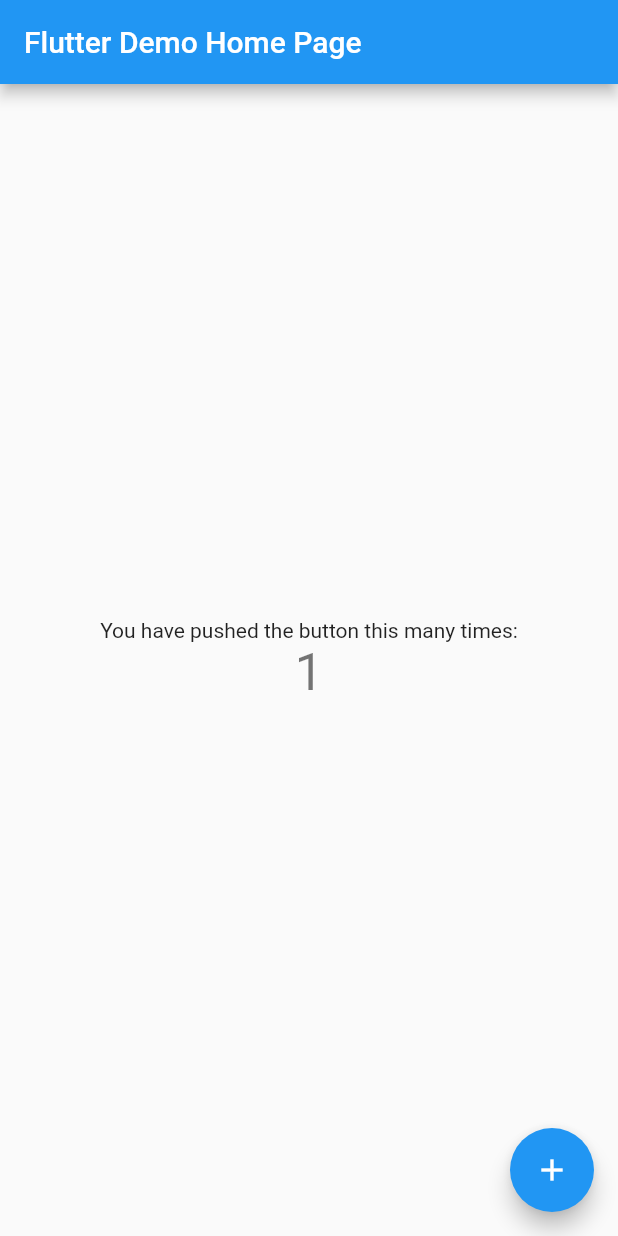
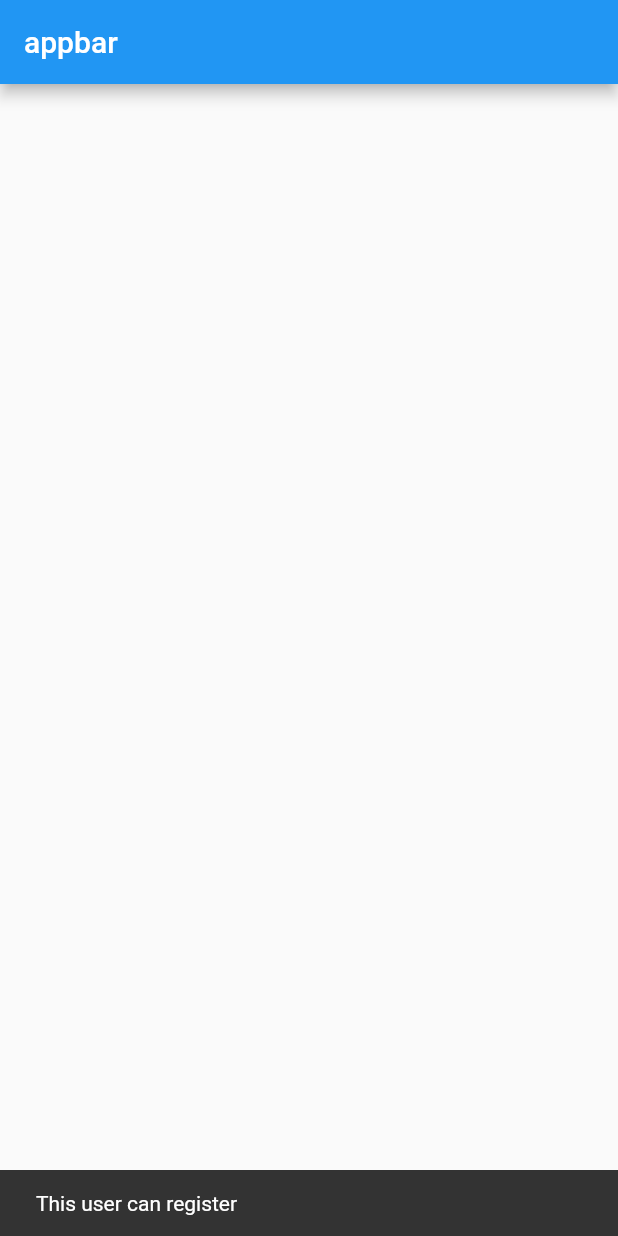
Before and after one commit to Codeessed/Data-App, a Flutter app: the screen it shows after launch, after a tap on the "add" icon, on a phone screen of 412 x 824 dp. Run offline on Flutter 3.47's test engine with Material 2 defaults, Android fonts, the phone set to English and light mode, and no system bars; our stand-ins replace cloud_firestore, firebase_core; accounts and stored records are empty.

```diff
--- /dev/null
+++ b/lib/common/base_view_model.dart
@@ -0,0 +1,20 @@
+import 'package:flutter/cupertino.dart';
+import '../helpers/app_state.dart';
+
+class BaseViewModel extends ChangeNotifier {
+  AppState _appState = AppState.idle;
+  AppState get appState => _appState;
+
+  String _errorMessage = "";
+  String get errorMessage => _errorMessage;
+
+  void setErrorMessage(String msg) {
+    _errorMessage = msg;
+    notifyListeners();
+  }
+
+  void setAppState(AppState state) {
+    _appState = state;
+    notifyListeners();
+  }
+}
--- /dev/null
+++ b/lib/helpers/app_state.dart
@@ -0,0 +1,4 @@
+enum AppState{
+  idle,
+  loading
+}
--- a/lib/main.dart
+++ b/lib/main.dart
@@ -1,7 +1,25 @@
+import 'dart:collection';
+
+import 'package:data_app/model/data_model/users_response_model.dart';
+import 'package:data_app/presentation/viewmodel/user_viewmodel.dart';
 import 'package:flutter/material.dart';
+import 'package:provider/provider.dart';
+import 'package:firebase_core/firebase_core.dart';
+import 'package:cloud_firestore/cloud_firestore.dart';
 
-void main() {
-  runApp(const MyApp());
+void main() async {
+  WidgetsFlutterBinding.ensureInitialized();
+  await Firebase.initializeApp();
+  runApp(
+    MultiProvider(
+      providers: [
+        ChangeNotifierProvider(create: (context) => UserViewModel()),
+      ],
+      child: const MyApp()
+    )
+      // const MyApp()
+  );
+  // runApp(const MyApp());
 }
 
 class MyApp extends StatelessWidget {
@@ -13,15 +31,6 @@ class MyApp extends StatelessWidget {
     return MaterialApp(
       title: 'Flutter Demo',
       theme: ThemeData(
-        // This is the theme of your application.
-        //
-        // Try running your application with "flutter run". You'll see the
-        // application has a blue toolbar. Then, without quitting the app, try
-        // changing the primarySwatch below to Colors.green and then invoke
-        // "hot reload" (press "r" in the console where you ran "flutter run",
-        // or simply save your changes to "hot reload" in a Flutter IDE).
-        // Notice that the counter didn't reset back to zero; the application
-        // is not restarted.
         primarySwatch: Colors.blue,
       ),
       home: const MyHomePage(title: 'Flutter Demo Home Page'),
@@ -32,15 +41,6 @@ class MyApp extends StatelessWidget {
 class MyHomePage extends StatefulWidget {
   const MyHomePage({super.key, required this.title});
 
-  // This widget is the home page of your application. It is stateful, meaning
-  // that it has a State object (defined below) that contains fields that affect
-  // how it looks.
-
-  // This class is the configuration for the state. It holds the values (in this
-  // case the title) provided by the parent (in this case the App widget) and
-  // used by the build method of the State. Fields in a Widget subclass are
-  // always marked "final".
-
   final String title;
 
   @override
@@ -48,68 +48,114 @@ class MyHomePage extends StatefulWidget {
 }
 
 class _MyHomePageState extends State<MyHomePage> {
-  int _counter = 0;
 
-  void _incrementCounter() {
-    setState(() {
-      // This call to setState tells the Flutter framework that something has
-      // changed in this State, which causes it to rerun the build method below
-      // so that the display can reflect the updated values. If we changed
-      // _counter without calling setState(), then the build method would not be
-      // called again, and so nothing would appear to happen.
-      _counter++;
-    });
+  // final CollectionReference _users = FirebaseFirestore.instance.collection('users_data');
+  // List<UserModel>? _usersList = [];
+
+  // getUsers() async {
+  //   await _users.get().then((QuerySnapshot querySnapshot){
+  //     _usersList?.addAll(querySnapshot.docs.map((e) => UserModel.fromDocument(e)));
+  //   });
+  //   print(_usersList);
+  // }
+
+  @override
+  void initState() {
+    getUsers();
+    super.initState();
   }
 
   @override
   Widget build(BuildContext context) {
-    // This method is rerun every time setState is called, for instance as done
-    // by the _incrementCounter method above.
-    //
-    // The Flutter framework has been optimized to make rerunning build methods
-    // fast, so that you can just rebuild anything that needs updating rather
-    // than having to individually change instances of widgets.
+    UserViewModel userViewModel = context.watch<UserViewModel>();
+    // userViewModel.getUsers();
+
+    // () async {
+    //   _usersList = await userViewModel.allUsers;
+    // };
+    // userViewModel.getUsers();
+
+
+    // getResources() {
+    //   resources = context.read<ResourceViewModel>().getAllResources();
+    // }
+
+    // getUsers();
+
+    // _usersList = userViewModel.getUsers() as List<UserModel>;
+
+    //   return Scaffold(
+  //     appBar: AppBar(title: Text('appbar'),),
+  //     body: Container(
+  //       color: Colors.amber,
+  //     ),
+  //   );
+
+    // return Scaffold(
+    //   body: StreamBuilder(
+    //     stream: _users.snapshots(),
+    //     builder: (BuildContext context, AsyncSnapshot<QuerySnapshot<Object?>> snapshot) {
+    //       if(snapshot.hasData){
     return Scaffold(
-      appBar: AppBar(
-        // Here we take the value from the MyHomePage object that was created by
-        // the App.build method, and use it to set our appbar title.
-        title: Text(widget.title),
+      appBar: AppBar(title: Text('appbar')),
+      body: Column(
+        children: [
+          Flexible(
+            fit: FlexFit.loose,
+            child: ListView.builder(
+                itemCount: userViewModel.allUsers.length,
+                itemBuilder: (context, index){
+                  // print(_usersList);
+                  // print('object');
+                  // final DocumentSnapshot documentSnapshot = snapshot.data!.docs[index];
+                  // final List<QueryDocumentSnapshot<Object?>> documentSnapsho = snapshot.data!.docs;
+
+                  return ListTile(
+                    title: Text(userViewModel.allUsers[index].phone_number) ,
+                    subtitle: Text(userViewModel.allUsers[index].email),
+                    trailing: ElevatedButton.icon(
+                      icon: Icon(Icons.update),
+                      onPressed: () async {
+                        // doc(documentSnapshot.id).delete();
+                        // .update({"email": 'new kasdfa'});
+                      },
+                      label: const Text('Update'),
+                    ),
+                  );
+                }
+            ),
+          ),
+          IconButton(
+              onPressed: () async {
+                var existing = await userViewModel.userExisting(UserModel(email: "e", username: 'use1', phone_number: 'phoe', password: 'fpasswrd', interests: ['as', 'f2']));
+                print(existing);
+                ScaffoldMessenger.of(context)..removeCurrentSnackBar()..showSnackBar(SnackBar(content: Text(existing.isNotEmpty ? 'This ${existing[0]} already exists': 'This user can register')));
+              },
+              icon: const Icon(Icons.add)
+          )
+
+        ],
       ),
-      body: Center(
-        // Center is a layout widget. It takes a single child and positions it
-        // in the middle of the parent.
-        child: Column(
-          // Column is also a layout widget. It takes a list of children and
-          // arranges them vertically. By default, it sizes itself to fit its
-          // children horizontally, and tries to be as tall as its parent.
-          //
-          // Invoke "debug painting" (press "p" in the console, choose the
-          // "Toggle Debug Paint" action from the Flutter Inspector in Android
-          // Studio, or the "Toggle Debug Paint" command in Visual Studio Code)
-          // to see the wireframe for each widget.
-          //
-          // Column has various properties to control how it sizes itself and
-          // how it positions its children. Here we use mainAxisAlignment to
-          // center the children vertically; the main axis here is the vertical
-          // axis because Columns are vertical (the cross axis would be
-          // horizontal).
-          mainAxisAlignment: MainAxisAlignment.center,
-          children: <Widget>[
-            const Text(
-              'You have pushed the button this many times:',
-            ),
-            Text(
-              '$_counter',
-              style: Theme.of(context).textTheme.headlineMedium,
-            ),
-          ],
-        ),
-      ),
-      floatingActionButton: FloatingActionButton(
-        onPressed: _incrementCounter,
-        tooltip: 'Increment',
-        child: const Icon(Icons.add),
-      ), // This trailing comma makes auto-formatting nicer for build methods.
     );
+
+
+    // }
+          // return const Center(
+          //   child: CircularProgressIndicator(),
+          // );
+        // },
+      // ),
+    // );
+
   }
+
+  // Future<void> getUsers() async {
+  //   _usersList = await context.read<UserViewModel>().getUsers();
+  //   // print(_usersList);
+  // }
+
+  getUsers() {
+    context.read<UserViewModel>().getUsers();
+  }
+
 }
--- /dev/null
+++ b/lib/model/data_model/users_response_model.dart
@@ -0,0 +1,47 @@
+
+import 'package:cloud_firestore/cloud_firestore.dart';
+
+class UserModel{
+  String email;
+  String username;
+  String phone_number;
+  String password;
+  List? interests;
+  // String id;
+
+  UserModel({
+    required this.email,
+    required this.username,
+    required this.phone_number,
+    required this.password,
+    this.interests,
+    // required this.id
+});
+
+  factory UserModel.fromJson(Map<String, dynamic> json) {
+    return UserModel(
+      email: json['email'] ?? '',
+      username: json['username'] ?? '',
+      phone_number: json['phone_number'] ?? '',
+      password: json['password'] ?? '',
+      interests: json['interests'] ?? [],
+      // interests: json['interests'] is Iterable ? List.from(json['interests']): null,
+      // id: json['id'],
+    );
+  }
+
+  factory UserModel.fromDocument(QueryDocumentSnapshot<Object?> documentSnapshot) {
+    final data = documentSnapshot.data()! as Map<String, dynamic>;
+    return UserModel.fromJson(data);
+        // .copyWith(id: doc.id);
+  }
+
+  Map<String, dynamic> toJson() => {
+    "email": email,
+    "username": username,
+    "phone_number": phone_number,
+    "password": password,
+    "interests": interests,
+  };
+
+}
--- /dev/null
+++ b/lib/presentation/viewmodel/user_viewmodel.dart
@@ -0,0 +1,95 @@
+
+import 'package:cloud_firestore/cloud_firestore.dart';
+import 'package:data_app/common/base_view_model.dart';
+import 'package:data_app/model/data_model/users_response_model.dart';
+import 'package:flutter/foundation.dart';
+
+import '../../helpers/app_state.dart';
+
+class UserViewModel extends BaseViewModel{
+
+  final List<UserModel> _allUsers = [];
+  List<UserModel> get allUsers => _allUsers;
+  //
+  // final List<UserModel> _allUsers = [];
+  // List<UserModel> get allUsers => _allUsers;
+
+  final CollectionReference _users = FirebaseFirestore.instance.collection('users_data');
+
+  // getUsers() async {
+  //   _usersList = [];
+  //   await _users.get().then((QuerySnapshot querySnapshot){
+  //     _usersList.addAll((querySnapshot.docs)
+  //         .map((e) => UserModel.fromDocument(e)));
+  //   });
+  //   print(_usersList.toList());
+  // }
+
+  Future<void> getUsers() async {
+    try {
+      // AppLoaderUtil.showSecondaryLoading(defaultLoadingMessage);
+      print('start get');
+      _allUsers.clear();
+      await _users.get().then((QuerySnapshot querySnapshot){
+        _allUsers.addAll(querySnapshot.docs.map((e) => UserModel.fromDocument(e)));
+      });
+      // AppLoaderUtil.dismiss();
+      print(_allUsers);
+      notifyListeners();
+    } catch (e) {
+      print('error occurred getting');
+      setAppState(AppState.idle);
+    }
+  }
+
+  Future<List<String>> userExisting(UserModel user) async {
+    List<String> existingItems = [];
+    try{
+      print('start checking');
+      await _users.where(
+        Filter.or(
+            Filter("email", isEqualTo: user.email),
+            Filter("username", isEqualTo: user.username),
+            Filter("phone_number", isEqualTo: user.phone_number)
+        )
+      ).get().then((QuerySnapshot querySnapshot){
+        for (var element in querySnapshot.docs) {
+          if(UserModel.fromDocument(element).email == user.email){
+            existingItems.add('email');
+          }else if(UserModel.fromDocument(element).username == user.username){
+            existingItems.add('username');
+          }else if(UserModel.fromDocument(element).phone_number == user.phone_number){
+            existingItems.add('phone number');
+          }
+        }});
+      print('userExisting success');
+    }catch(e){
+      print('userExisting error $e');
+      return existingItems;
+    }
+    return existingItems;
+  }
+
+  Future<void> addUser(UserModel user) async {
+    List<UserModel> existingUser = [];
+    try {
+      print('checking existing');
+      var existings = await userExisting(user);
+      existings.isEmpty? {
+        print('start add'),
+        await _users
+            .add(user.toJson()).then((documentSnapShot) =>
+        print("Data add with id -> ${documentSnapShot.id}")
+        )
+      }:
+      // AppLoaderUtil.showSecondaryLoading(defaultLoadingMessage);
+
+      // AppLoaderUtil.dismiss();
+      getUsers();
+    } catch (e) {
+      print('error occurred adding -> $e');
+      setAppState(AppState.idle);
+    }
+  }
+
+}
--- a/pubspec.yaml
+++ b/pubspec.yaml
@@ -35,6 +35,8 @@ dependencies:
   # The following adds the Cupertino Icons font to your application.
   # Use with the CupertinoIcons class for iOS style icons.
   cupertino_icons: ^1.0.2
+  cloud_firestore: ^4.5.0
+  provider: ^6.0.0
 
 dev_dependencies:
   flutter_test:
@@ -46,6 +48,7 @@ dev_dependencies:
   # package. See that file for information about deactivating specific lint
   # rules and activating additional ones.
   flutter_lints: ^2.0.0
+  firebase_core: ^2.9.0
 
 # For information on the generic Dart part of this file, see the
 # following page: https://dart.dev/tools/pub/pubspec
```
Also changed, not shown: lib/data/register_response_data.dart (added), pubspec.lock, 9 other files.
